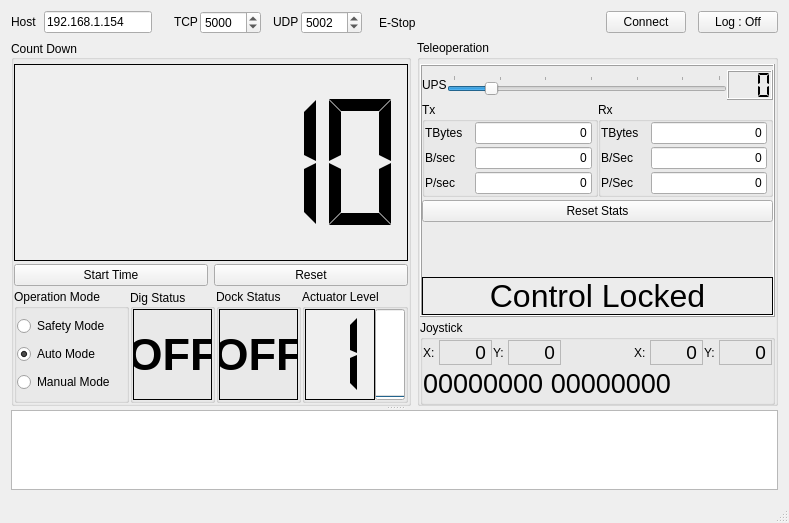
Old version of the form mission_control/mainwindow.ui in the repository chicagoedt/rmc_software_2017.
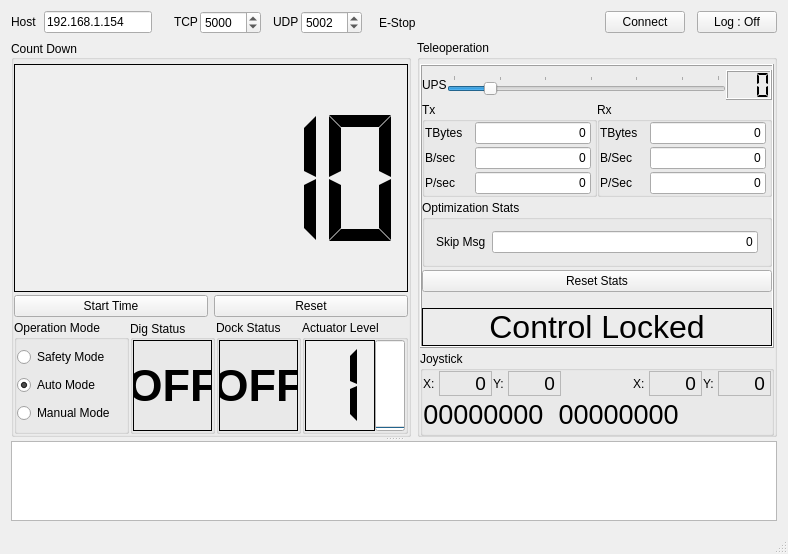
New version of the form.

Commit message: Added internal filter to redundand messages

What changed in the file:
```diff
--- a/mission_control/mainwindow.ui
+++ b/mission_control/mainwindow.ui
@@ -6,8 +6,8 @@
    <rect>
     <x>0</x>
     <y>0</y>
-    <width>789</width>
-    <height>523</height>
+    <width>788</width>
+    <height>554</height>
    </rect>
   </property>
   <property name="sizePolicy">
@@ -637,7 +637,7 @@
                   </widget>
                  </item>
                  <item>
-                  <widget class="QGroupBox" name="groupBox_2">
+                  <widget class="QGroupBox" name="groupBox_5">
                    <property name="sizePolicy">
                     <sizepolicy hsizetype="Fixed" vsizetype="Preferred">
                      <horstretch>0</horstretch>
@@ -1350,6 +1350,50 @@
                            </item>
                           </layout>
                          </item>
+                         <item>
+                          <widget class="QGroupBox" name="groupBox_6">
+                           <property name="title">
+                            <string>Optimization Stats</string>
+                           </property>
+                           <layout class="QHBoxLayout" name="horizontalLayout_17">
+                            <item>
+                             <widget class="QLabel" name="label_8">
+                              <property name="sizePolicy">
+                               <sizepolicy hsizetype="Fixed" vsizetype="Preferred">
+                                <horstretch>0</horstretch>
+                                <verstretch>0</verstretch>
+                               </sizepolicy>
+                              </property>
+                              <property name="minimumSize">
+                               <size>
+                                <width>50</width>
+                                <height>0</height>
+                               </size>
+                              </property>
+                              <property name="text">
+                               <string>Skip Msg</string>
+                              </property>
+                             </widget>
+                            </item>
+                            <item>
+                             <widget class="QLineEdit" name="lineEditSkipedMessages">
+                              <property name="text">
+                               <string>0</string>
+                              </property>
+                              <property name="maxLength">
+                               <number>255</number>
+                              </property>
+                              <property name="alignment">
+                               <set>Qt::AlignRight|Qt::AlignTrailing|Qt::AlignVCenter</set>
+                              </property>
+                              <property name="readOnly">
+                               <bool>true</bool>
+                              </property>
+                             </widget>
+                            </item>
+                           </layout>
+                          </widget>
+                         </item>
                          <item>
                           <widget class="QPushButton" name="pushButtonResetStats">
                            <property name="text">
@@ -1683,7 +1727,7 @@
                          <enum>QFrame::NoFrame</enum>
                         </property>
                         <property name="text">
-                         <string>00000000 00000000</string>
+                         <string>00000000  00000000</string>
                         </property>
                         <property name="textFormat">
                          <enum>Qt::PlainText</enum>
```
The commit also changes 5 other files.
